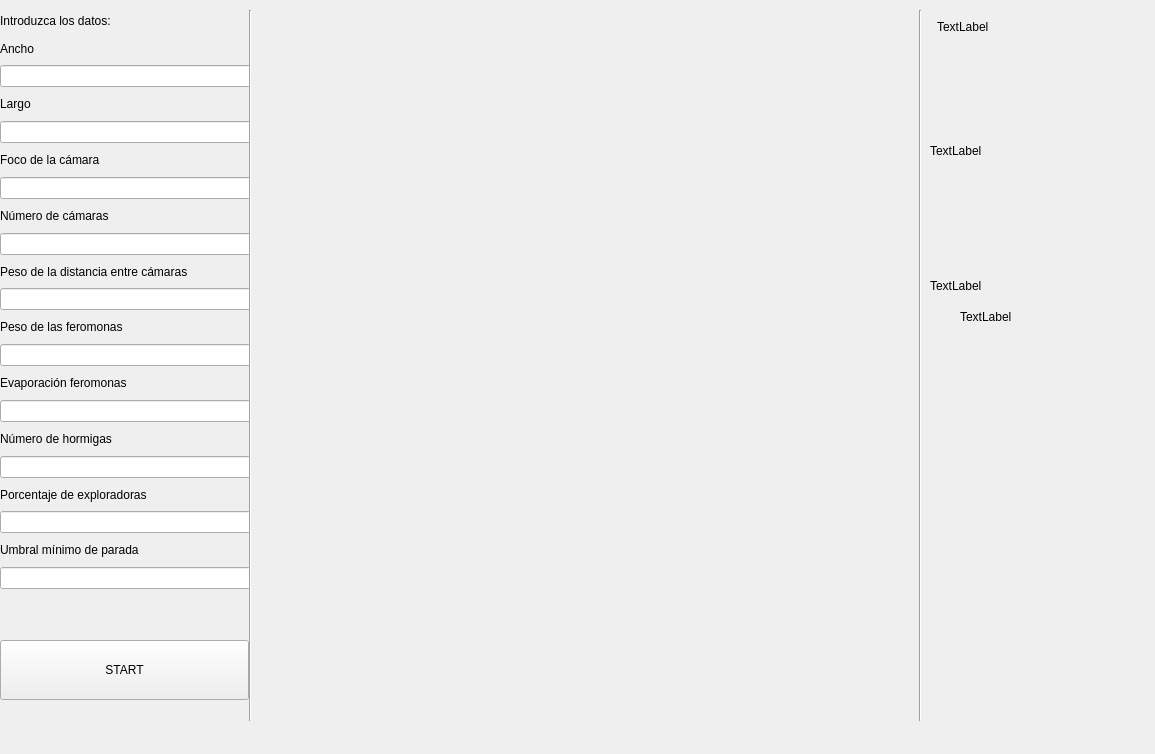
The window that camerasWindow.ui (CristinaMG/Bioinspirada) describes before a commit, drawn with Qt 5.
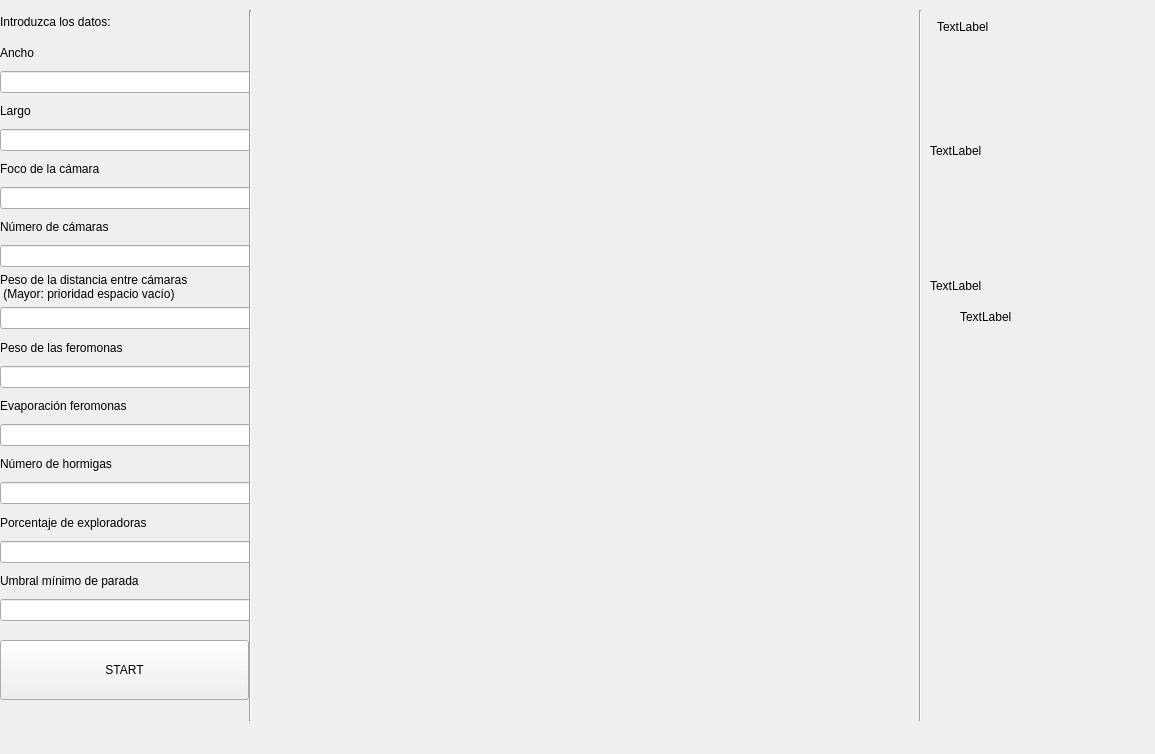
The same window after the commit.

```diff
--- a/camerasWindow.ui
+++ b/camerasWindow.ui
@@ -49,7 +49,7 @@
      <x>0</x>
      <y>10</y>
      <width>251</width>
-     <height>579</height>
+     <height>611</height>
     </rect>
    </property>
    <layout class="QVBoxLayout" name="configuration">
@@ -114,7 +114,8 @@
     <item>
      <widget class="QLabel" name="label_5">
       <property name="text">
-       <string>Peso de la distancia entre cámaras</string>
+       <string>Peso de la distancia entre cámaras 
+ (Mayor: prioridad espacio vacío) </string>
       </property>
      </widget>
     </item>
```
